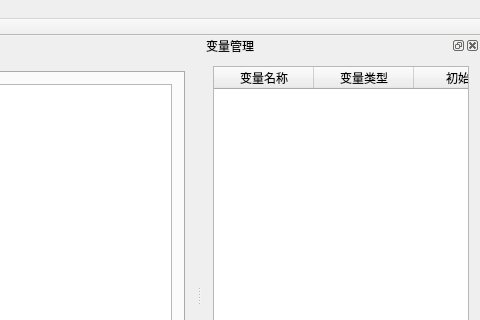
Above: mainwindow.ui from wushuangabao/Level_AI_Editor before the change; both pictures show x 658 to 1138 and y 0 to 320 of the 1138 by 575 pixel window. Below: the same form after it.
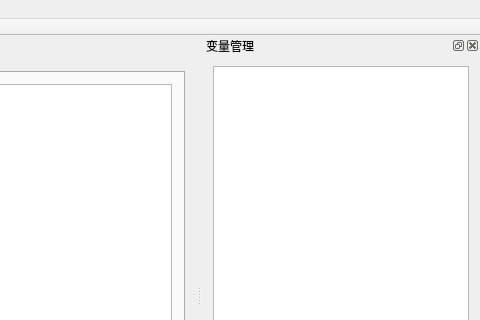
That is the form after the change.

What changed in the file:
```diff
--- a/mainwindow.ui
+++ b/mainwindow.ui
@@ -144,7 +144,7 @@
         </size>
        </property>
        <attribute name="horizontalHeaderVisible">
-        <bool>true</bool>
+        <bool>false</bool>
        </attribute>
        <attribute name="verticalHeaderVisible">
         <bool>false</bool>
```
Left out of the diff: 38 changed lines with no effect on the pictures.
